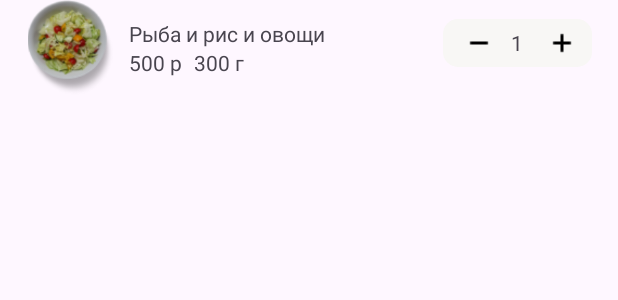
After one commit to DimaMaligon/DeliveryFood, an Android app built with Jetpack Compose: the layout item_order_layout.xml on its own in the app's theme, with its tools: preview values and no code run, on a phone screen of 412 x 824 dp. The commit adds this screen. Shown: the top 300 px of the screen. Run offline under Robolectric (Android 15) with nearby library versions, the phone set to English and light mode, and no system bars; network calls fail.

Commit message:
add card view and logic

```diff
--- a/app/src/main/java/com/example/deliveryfood/ActionBarFullFragment.kt
+++ b/app/src/main/java/com/example/deliveryfood/ActionBarFullFragment.kt
@@ -1,19 +1,19 @@
 package com.example.deliveryfood
 
 import android.os.Bundle
-import androidx.fragment.app.Fragment
 import android.view.LayoutInflater
 import android.view.View
 import android.view.ViewGroup
+import androidx.fragment.app.Fragment
 
 class ActionBarFullFragment : Fragment() {
-
     override fun onCreateView(
         inflater: LayoutInflater, container: ViewGroup?,
         savedInstanceState: Bundle?
     ): View? {
         return inflater.inflate(R.layout.fragment_action_bar_full, container, false)
     }
+
     companion object {
         fun newInstance() = ActionBarFullFragment()
     }
--- a/app/src/main/java/com/example/deliveryfood/CategoryFragment.kt
+++ b/app/src/main/java/com/example/deliveryfood/CategoryFragment.kt
@@ -39,7 +39,6 @@ class CategoryFragment : Fragment() {
             getDishes()
             observeState()
         }
-
     }
 
     private fun initRecyclerDish(listDishes: ArrayList<DishItem>) {
--- a/app/src/main/java/com/example/deliveryfood/adapter/DishAdapter.kt
+++ b/app/src/main/java/com/example/deliveryfood/adapter/DishAdapter.kt
@@ -31,7 +31,7 @@ class DishAdapter constructor(private val fragment: Fragment) : RecyclerView.Ada
         with(holder) {
             val dish = listDish[position]
             binding.apply {
-                textDish.text = dish.name
+                titleDish.text = dish.name
                 Picasso.get().load(dish.imageUrl)
                     .into(imageDish)
                 imageDish.setOnClickListener {
--- /dev/null
+++ b/app/src/main/java/com/example/deliveryfood/data/OrderItem.kt
@@ -0,0 +1,6 @@
+package com.example.deliveryfood.data
+
+data class OrderItem(
+    val dishItem: DishItem,
+    val count: Int
+)
--- a/app/src/main/java/com/example/deliveryfood/di/AppModule.kt
+++ b/app/src/main/java/com/example/deliveryfood/di/AppModule.kt
@@ -14,7 +14,6 @@ import javax.inject.Singleton
 @Module
 @InstallIn(SingletonComponent::class)
 class AppModule {
-
     @Provides
     fun providerBaseUrl(): String = "https://run.mocky.io/v3/"
 
--- /dev/null
+++ b/app/src/main/res/drawable/button_order_left.xml
@@ -0,0 +1,9 @@
+<?xml version="1.0" encoding="utf-8"?>
+<selector xmlns:android="http://schemas.android.com/apk/res/android">
+        <item>
+            <shape android:shape="rectangle">
+                <solid android:color="@color/gray"/>
+                <corners android:bottomLeftRadius="10dp" android:topLeftRadius="10dp" />
+            </shape>
+        </item>
+</selector>
--- /dev/null
+++ b/app/src/main/res/drawable/button_order_right.xml
@@ -0,0 +1,9 @@
+<?xml version="1.0" encoding="utf-8"?>
+<selector xmlns:android="http://schemas.android.com/apk/res/android">
+        <item>
+            <shape android:shape="rectangle">
+                <solid android:color="@color/gray"/>
+                <corners android:bottomRightRadius="10dp" android:topRightRadius="10dp" />
+            </shape>
+        </item>
+</selector>
--- a/app/src/main/res/layout/item_dish_layout.xml
+++ b/app/src/main/res/layout/item_dish_layout.xml
@@ -22,7 +22,7 @@
             tools:srcCompat="@drawable/dish_image" />
 
         <TextView
-            android:id="@+id/text_dish"
+            android:id="@+id/title_dish"
             android:layout_width="109dp"
             android:layout_height="wrap_content"
             android:text="Рыба и рис и овощи"
--- /dev/null
+++ b/app/src/main/res/layout/item_order_layout.xml
@@ -0,0 +1,128 @@
+<?xml version="1.0" encoding="utf-8"?>
+<androidx.constraintlayout.widget.ConstraintLayout xmlns:android="http://schemas.android.com/apk/res/android"
+    xmlns:app="http://schemas.android.com/apk/res-auto"
+    xmlns:tools="http://schemas.android.com/tools"
+    android:layout_width="match_parent"
+    android:layout_height="63dp"
+    android:layout_marginBottom="16dp">
+
+        <ImageView
+            android:id="@+id/image_order"
+            android:layout_width="62dp"
+            android:layout_height="0dp"
+            android:layout_marginStart="16dp"
+            android:backgroundTint="@color/gray"
+            android:visibility="visible"
+            app:layout_constraintBottom_toBottomOf="parent"
+            app:layout_constraintStart_toStartOf="parent"
+            app:layout_constraintTop_toTopOf="parent"
+            tools:srcCompat="@drawable/dish_image" />
+
+        <TextView
+            android:id="@+id/title_order"
+            android:layout_width="wrap_content"
+            android:layout_height="wrap_content"
+            android:layout_marginStart="8dp"
+            android:text="Рыба и рис и овощи"
+            app:layout_constraintBottom_toTopOf="@+id/guideline_text_dish"
+            app:layout_constraintStart_toEndOf="@+id/image_order" />
+
+        <androidx.constraintlayout.widget.Guideline
+            android:id="@+id/guideline_text_dish"
+            android:layout_width="wrap_content"
+            android:layout_height="wrap_content"
+            android:orientation="horizontal"
+            app:layout_constraintGuide_percent="0.50" />
+
+        <TextView
+            android:id="@+id/price_order"
+            android:layout_width="wrap_content"
+            android:layout_height="wrap_content"
+            android:layout_marginStart="8dp"
+            android:text="500 р"
+            app:layout_constraintStart_toEndOf="@+id/image_order"
+            app:layout_constraintTop_toBottomOf="@id/guideline_text_dish" />
+
+        <TextView
+            android:id="@+id/weght_order"
+            android:layout_width="wrap_content"
+            android:layout_height="wrap_content"
+            android:layout_marginStart="8dp"
+            android:text="300 г"
+            app:layout_constraintStart_toEndOf="@+id/price_order"
+            app:layout_constraintTop_toTopOf="@+id/guideline_text_dish" />
+
+        <androidx.constraintlayout.widget.ConstraintLayout
+            android:layout_width="101dp"
+            android:layout_height="38dp"
+            android:layout_marginEnd="16dp"
+            android:orientation="horizontal"
+            app:layout_constraintBottom_toBottomOf="parent"
+            app:layout_constraintEnd_toEndOf="parent"
+            app:layout_constraintTop_toTopOf="parent">
+
+            <androidx.constraintlayout.widget.Guideline
+                android:id="@+id/guideline_top_button"
+                android:layout_width="wrap_content"
+                android:layout_height="wrap_content"
+                android:orientation="horizontal"
+                app:layout_constraintGuide_begin="0dp" />
+
+            <androidx.constraintlayout.widget.Guideline
+                android:id="@+id/guideline_left_button"
+                android:layout_width="wrap_content"
+                android:layout_height="wrap_content"
+                android:orientation="vertical"
+                app:layout_constraintGuide_begin="1dp" />
+
+            <androidx.constraintlayout.widget.Guideline
+                android:id="@+id/guideline_bottom_button"
+                android:layout_width="wrap_content"
+                android:layout_height="wrap_content"
+                android:orientation="horizontal"
+                app:layout_constraintGuide_begin="32dp" />
+
+            <Button
+                android:id="@+id/button"
+                style="?android:attr/borderlessButtonStyle"
+                android:layout_width="40dp"
+                android:layout_height="0dp"
+                android:background="@drawable/button_order_left"
+                app:icon="@drawable/minus_icon"
+                app:iconGravity="textEnd"
+                app:iconTint="@color/black"
+                app:layout_constraintBottom_toTopOf="@+id/guideline_bottom_button"
+                app:layout_constraintStart_toStartOf="@+id/guideline_left_button"
+                app:layout_constraintTop_toTopOf="@+id/guideline_top_button" />
+
+            <TextView
+                android:id="@+id/textView3"
+                android:layout_width="19dp"
+                android:layout_height="0dp"
+                android:background="@color/gray"
+                android:backgroundTint="@color/gray"
+                android:gravity="center"
+                android:text="1"
+                android:textSize="14sp"
+                app:layout_constraintBottom_toTopOf="@+id/guideline_bottom_button"
+                app:layout_constraintStart_toEndOf="@+id/button"
+                app:layout_constraintTop_toTopOf="@+id/guideline_top_button" />
+
+            <Button
+                android:id="@+id/button2"
+                style="?android:attr/borderlessButtonStyle"
+                android:layout_width="40dp"
+                android:layout_height="0dp"
+                android:background="@drawable/button_order_right"
+                android:textAppearance="@style/TextAppearance.AppCompat.Medium"
+                app:icon="@drawable/plus_icon"
+                app:iconGravity="textEnd"
+                app:iconPadding="0dp"
+                app:iconTint="@color/black"
+                app:layout_constraintBottom_toTopOf="@+id/guideline_bottom_button"
+                app:layout_constraintStart_toEndOf="@+id/textView3"
+                app:layout_constraintTop_toTopOf="@+id/guideline_top_button" />
+
+        </androidx.constraintlayout.widget.ConstraintLayout>
+
+    </androidx.constraintlayout.widget.ConstraintLayout>
--- a/app/src/main/res/values/colors.xml
+++ b/app/src/main/res/values/colors.xml
@@ -5,5 +5,6 @@
     <color name="blue_icon_active">#3364E0</color>
     <color name="gray_icon_inactive">#A5A9B2</color>
     <color name="gray">#F8F7F5</color>
+    <color name="gray_order_button">#EFEEEC</color>
     <color name="dark_blue">#3364E0</color>
 </resources>
```
Also changed, not shown: app/src/main/java/com/example/deliveryfood/BasketFragment.kt (+35 -41 lines), app/src/main/java/com/example/deliveryfood/BottomMenuFragment.kt (deleted, +0 -12 lines), app/src/main/java/com/example/deliveryfood/PopUpOrderFragment.kt (+8 -1 lines), app/src/main/java/com/example/deliveryfood/adapter/OrderAdapter.kt (added, +52 -0 lines), app/src/main/java/com/example/deliveryfood/view/CuisineViewModel.kt (+2 -6 lines), app/src/main/java/com/example/deliveryfood/view/DishViewModel.kt (+0 -7 lines), app/src/main/java/com/example/deliveryfood/view/OrderViewModel.kt (added, +17 -0 lines), app/src/main/res/layout/fragment_basket.xml (+22 -7 lines), app/src/main/res/drawable/minus_icon.png (added), app/src/main/res/drawable/plus_icon.png (added).
